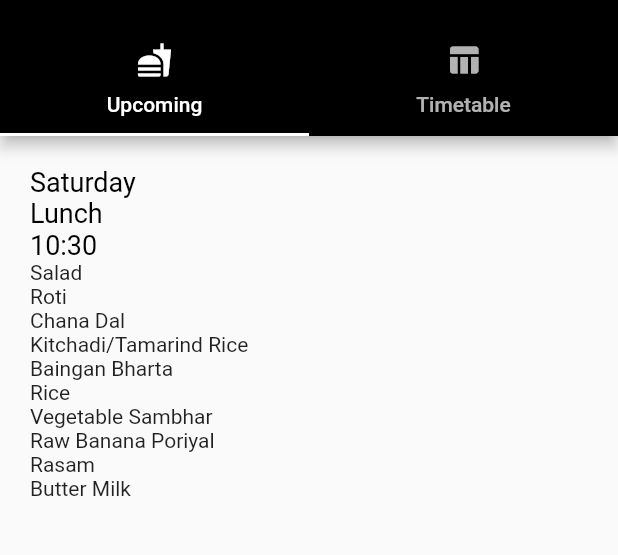
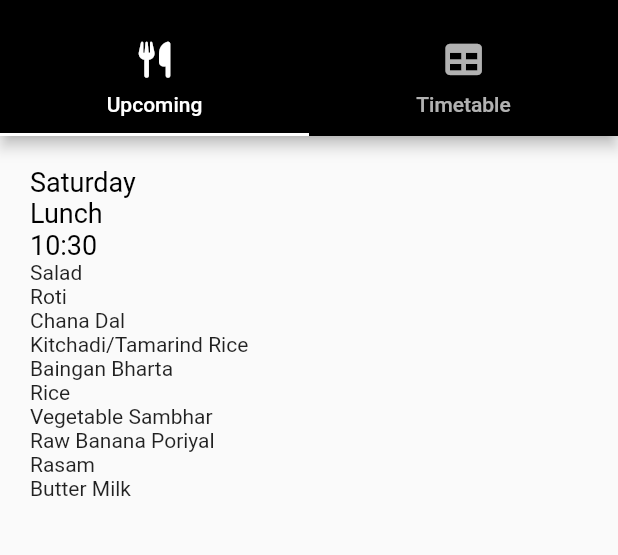
Before and after one commit to shenmareparas/VIT_Bhopal_Mess, a Flutter app: the screen it shows after launch, on a phone screen of 412 x 824 dp, the part 59-614 px from its top. Run offline on Flutter 3.47's test engine with Material 2 defaults, Android fonts, the light colour scheme and no system bars; our stand-ins replace font_awesome_flutter, photo_view.

Commit message:
FontAwesome Icons Added

```diff
--- a/lib/main.dart
+++ b/lib/main.dart
@@ -1,4 +1,5 @@
 import 'package:flutter/material.dart';
+import 'package:font_awesome_flutter/font_awesome_flutter.dart';
 import 'upcoming.dart';
 import 'timetable.dart';
 
@@ -28,8 +29,8 @@ class _MyAppState extends State<MyApp> {
               labelColor: Colors.white,
               indicatorColor: Colors.white,
               tabs: [
-                Tab(text: "Upcoming", icon: Icon(Icons.fastfood)),
-                Tab(text: "Timetable", icon: Icon(Icons.table_chart))
+                Tab(text: "Upcoming", icon: Icon(FontAwesomeIcons.utensils)),
+                Tab(text: "Timetable", icon: Icon(FontAwesomeIcons.table))
               ],
             ),
             title: const Center(
--- a/pubspec.yaml
+++ b/pubspec.yaml
@@ -36,6 +36,7 @@ dependencies:
   # Use with the CupertinoIcons class for iOS style icons.
   photo_view: ^0.14.0
   intl: ^0.18.1
+  font_awesome_flutter: ^10.4.0
 
 dev_dependencies:
   flutter_test:
```
Also changed, not shown: pubspec.lock.
